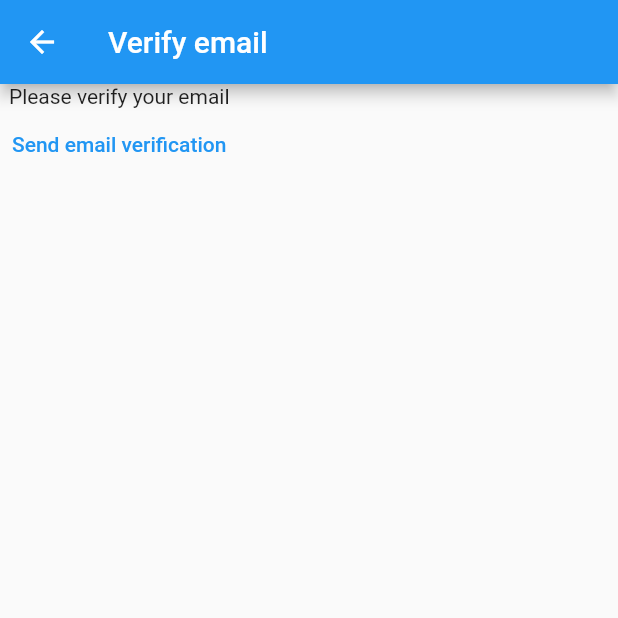
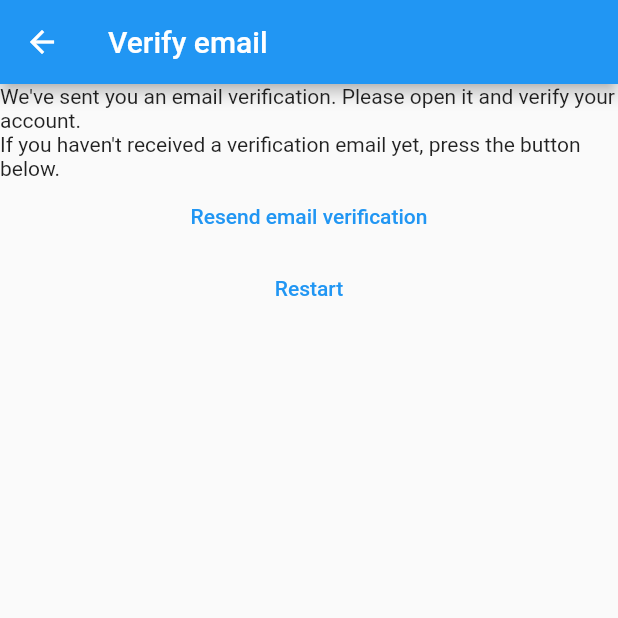
Before and after one commit to Invactive/MyNotes, a Flutter app: the VerifyEmailView screen opened directly, on a phone screen of 412 x 824 dp, the top half of it. Run offline on Flutter 3.47's test engine with Material 2 defaults, Android fonts, the phone set to English and light mode, and no system bars; our stand-ins replace firebase_auth, firebase_core; accounts and stored records are empty.

Commit message:
Fixed email verification

```diff
--- a/lib/constants/routes.dart
+++ b/lib/constants/routes.dart
@@ -1,3 +1,4 @@
 const loginRoute = '/login/';
 const registerRoute = '/register/';
 const notesRoute = '/notes/';
+const verifyEmailRoute = '/verify-email/';
--- a/lib/main.dart
+++ b/lib/main.dart
@@ -21,6 +21,7 @@
         loginRoute: (context) => const LoginView(),
         registerRoute: (context) => const RegisterView(),
         notesRoute: (context) => const NotesView(),
+        verifyEmailRoute: (context) => const VerifyEmailView(),
       },
     ),
   );
--- a/lib/views/verify_email_view.dart
+++ b/lib/views/verify_email_view.dart
@@ -1,5 +1,6 @@
 import 'package:firebase_auth/firebase_auth.dart';
 import 'package:flutter/material.dart';
+import 'package:mynotes/constants/routes.dart';
 
 class VerifyEmailView extends StatefulWidget {
   const VerifyEmailView({super.key});
@@ -17,14 +18,28 @@
       ),
       body: Column(
         children: [
-          const Text('Please verify your email'),
+          const Text(
+              'We\'ve sent you an email verification. Please open it and verify your account.'),
+          const Text(
+              'If you haven\'t received a verification email yet, press the button below.'),
           TextButton(
             onPressed: () async {
               final user = FirebaseAuth.instance.currentUser;
               await user?.sendEmailVerification();
             },
-            child: const Text('Send email verification'),
-          )
+            child: const Text('Resend email verification'),
+          ),
+          TextButton(
+            onPressed: () async {
+              await FirebaseAuth.instance.signOut();
+              if (!mounted) return;
+              Navigator.of(context).pushNamedAndRemoveUntil(
+                registerRoute,
+                (route) => false,
+              );
+            },
+            child: const Text('Restart'),
+          ),
         ],
       ),
     );
```
Also changed, not shown: lib/views/login_view.dart (+12 -9 lines), lib/views/register_view.dart (+12 -4 lines).
